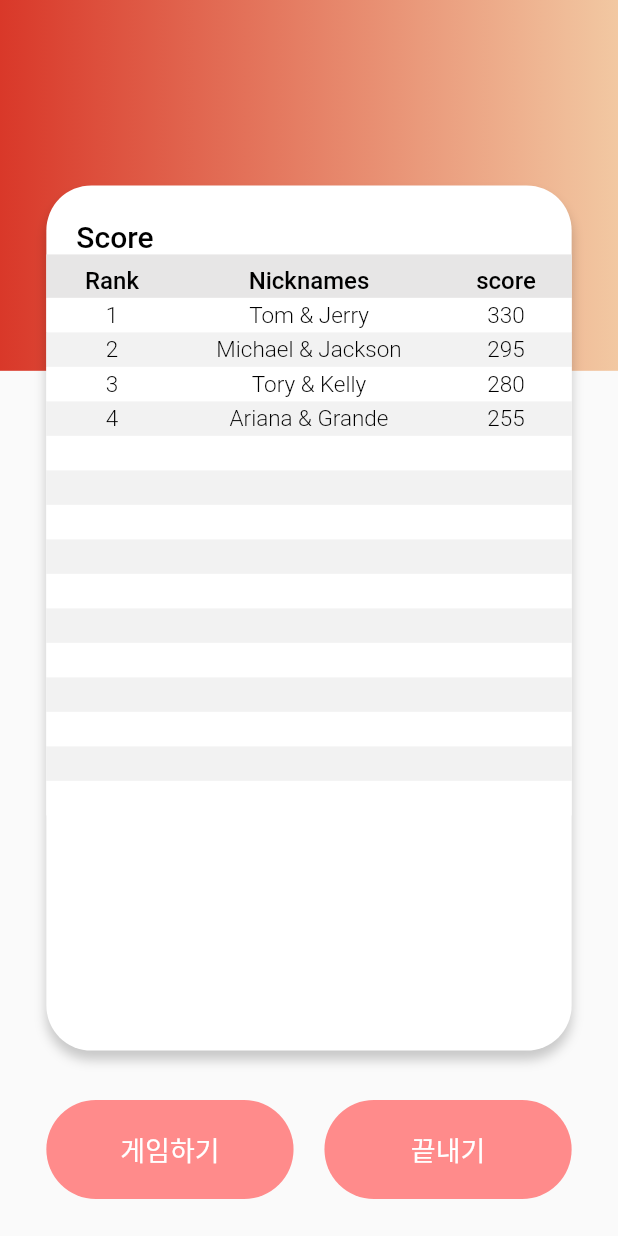
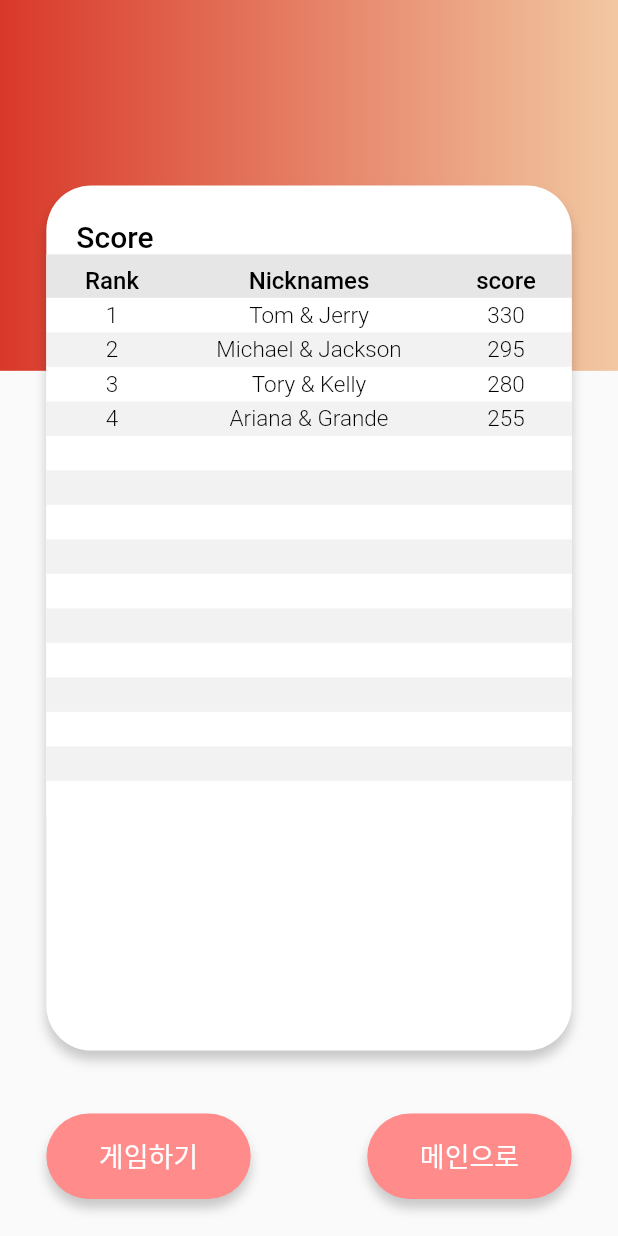
Before and after one commit to mingdyuo/motion_recognizing_game, a Flutter app: the screen it shows after launch, after a tap on "랭킹보기", on a phone screen of 412 x 824 dp. Run offline on Flutter 3.47's test engine with Material 2 defaults, Android fonts, the phone set to English and light mode, and no system bars; Roboto replaces fonts that are missing (AppleSDGothicNeo).

Commit message:
게임 진행 화면 구현
TODO : 화상 화면 구현

```diff
--- a/lib/main.dart
+++ b/lib/main.dart
@@ -107,13 +107,19 @@ class _MyHomePageState extends State<MyHomePage> {
         crossAxisAlignment: CrossAxisAlignment.center,
         mainAxisAlignment: MainAxisAlignment.spaceBetween,
         children: [
-          Text(
+          Expanded(
+            child: Container(
+              alignment: Alignment.center,
+              child: Text(
                   "닉네임을 입력하세요.",
+                  textAlign: TextAlign.center,
                   style: TextStyle(
                       fontFamily: "AppleSDGothicNeo",
                       fontWeight: FontWeight.w500,
                       color: Colors.white,
                       fontSize: 18
+                  )
+              ),
             )
           ),
           Container(
@@ -189,7 +195,14 @@ class _MyHomePageState extends State<MyHomePage> {
       height: _height * 0.08,
       decoration: BoxDecoration(
         borderRadius: BorderRadius.circular(40),
-        color: Color.fromARGB(255, 248, 236, 201),
+        color: Color.fromARGB(255, 250, 250, 250),
+        boxShadow: [
+          BoxShadow(
+            blurRadius: 6.0,
+            color: Colors.black.withOpacity(.2),
+            offset: Offset(5.0, 6.0),
+          ),
+        ]
       ),
       child: Center(
         child: Text(
@@ -198,7 +211,8 @@ class _MyHomePageState extends State<MyHomePage> {
             style: TextStyle(
               fontFamily: "AppleSDGothicNeo",
               fontWeight: FontWeight.w400,
-              fontSize: 18
+              fontSize: 18,
+              color: Colors.deepPurple
             )
         )
       )
--- a/lib/score_board.dart
+++ b/lib/score_board.dart
@@ -1,4 +1,6 @@
 import 'package:flutter/material.dart';
+import 'package:motion_recognizing_game/game_page.dart';
+import 'package:motion_recognizing_game/main.dart';
 
 
 class ScoreData{
@@ -15,6 +17,7 @@ class ScoreBoard extends StatefulWidget {
 
 class _ScoreBoardState extends State<ScoreBoard> {
 
+  Future<List<ScoreData>> getData() async{
     List<ScoreData> data = [
       ScoreData(
           firstMember: "Tom", secondMember: "Jerry",
@@ -33,6 +36,8 @@ class _ScoreBoardState extends State<ScoreBoard> {
           score: 255
       ),
     ];
+    return data;
+  }
 
   final tableTitleStyle = TextStyle(
       fontFamily: "AppleSDGothicNeo",
@@ -131,7 +136,11 @@ class _ScoreBoardState extends State<ScoreBoard> {
               // "SingleChildScrollView" Widget help put all score data
               // by showing them through scrolling
               physics: BouncingScrollPhysics(),
-              child: Table(
+              child: FutureBuilder(
+                future: getData(),
+                builder: (context, snapshot){
+                  if(snapshot.hasData){
+                    return Table(
                         defaultVerticalAlignment: TableCellVerticalAlignment.middle,
                         columnWidths: {
                           0: FractionColumnWidth(.25),
@@ -153,12 +162,16 @@ class _ScoreBoardState extends State<ScoreBoard> {
                               ]
                           ),
                           // create rows according to the "ScoreData"
-                    for(int i=0;i<data.length;i++)
-                      dataRow(data[i], i),
+                          for(int i=0;i<snapshot.data.length;i++)
+                            dataRow(snapshot.data[i], i),
                           // if rows are few, make some more rows to fill rest of the board
-                    for(int i=data.length;i<15;i++)
+                          for(int i=snapshot.data.length;i<15;i++)
                             emptyRow(i)
                         ]
+                    );
+                  }
+                  return Container();
+                }
               )
             ),
           ),
@@ -226,17 +239,16 @@ class _ScoreBoardState extends State<ScoreBoard> {
         children: [
           GestureDetector(
             onTap: (){
-
+              Navigator.pushReplacement(context, MaterialPageRoute(builder: (context)=>GamePage()));
             },
             child: _button("게임하기")
           ),
           GestureDetector(
               onTap: (){
-
+                Navigator.pushReplacement(context, MaterialPageRoute(builder: (context)=>MyHomePage()));
               },
-              child: _button("끝내기")
+              child: _button("메인으로")
           )
-
         ],
       )
     );
@@ -247,13 +259,18 @@ class _ScoreBoardState extends State<ScoreBoard> {
     double _width = _size.width;
     double _height = _size.height;
     return Container(
-        width: _width * 0.4,
-        height: _height * 0.08,
+        padding: EdgeInsets.only(top: 15, bottom: 15, left: 35, right: 35),
         decoration: BoxDecoration(
           borderRadius: BorderRadius.circular(40),
           color: Color.fromARGB(255, 255, 139, 139),
+          boxShadow: [
+            BoxShadow(
+              blurRadius: 6.0,
+              color: Colors.black.withOpacity(.2),
+              offset: Offset(0.0, 6.0),
             ),
-        child: Center(
+          ]
+        ),
         child: Text(
           title,
           textAlign: TextAlign.center,
@@ -264,7 +281,6 @@ class _ScoreBoardState extends State<ScoreBoard> {
               fontSize: 18
           )
         )
-        )
     );
   }
 
```
Also changed, not shown: lib/game_page.dart (+81 -94 lines). Lines whose indentation alone changed are shown as unchanged.
